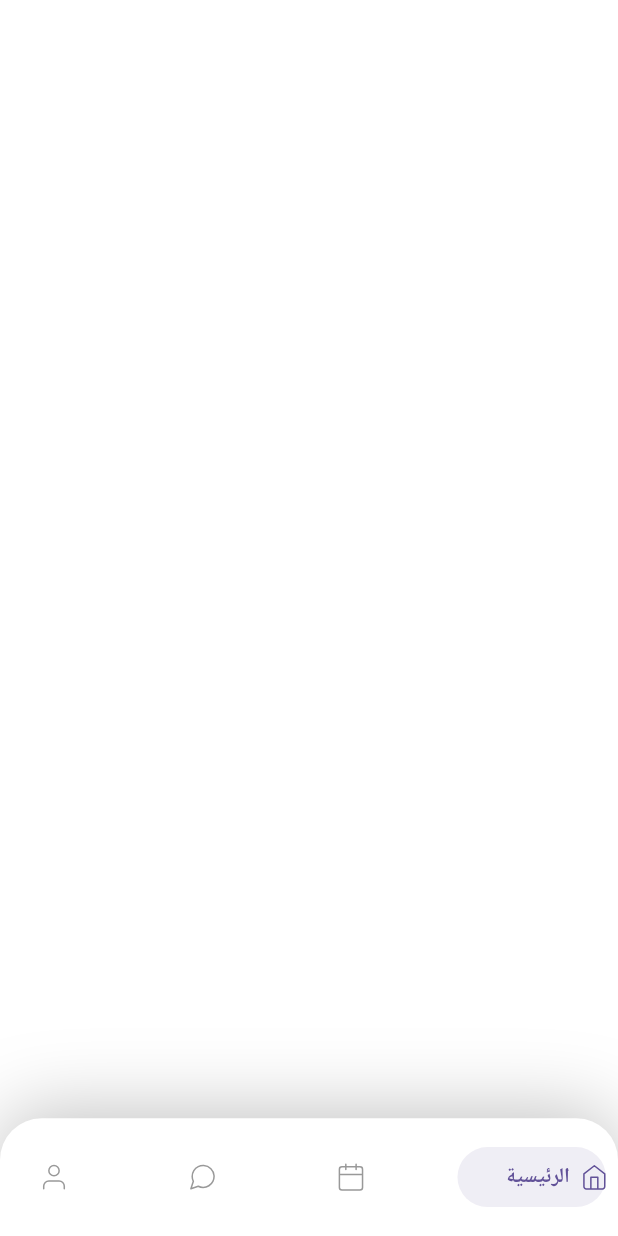
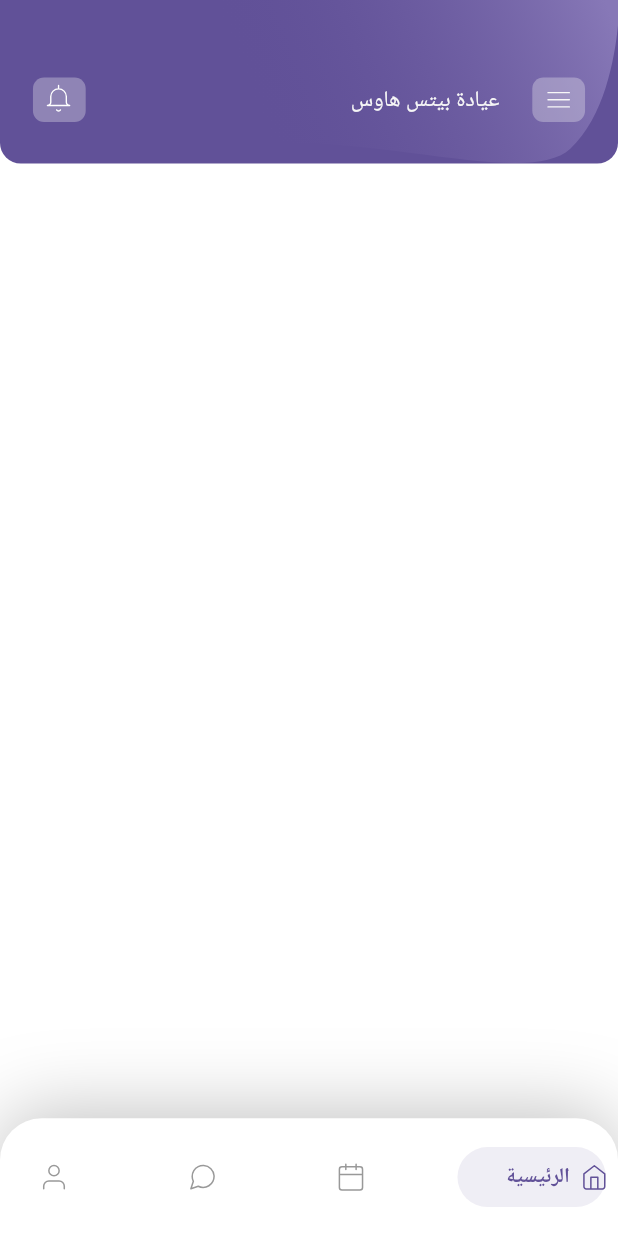
Before and after one commit to MostafaBastawy/Task_Badr, a Flutter app: the screen it shows after launch, on a phone screen of 412 x 824 dp. Run offline on Flutter 3.47's test engine with Material 2 defaults, Android fonts, the light colour scheme and no system bars; drawn by our look-alikes of salomon_bottom_bar; our stand-ins replace easy_localization, flutter_bloc, flutter_screenutil, flutter_svg; generated files the repository leaves out were written again; Roboto replaces fonts that are missing (Alexandria).

Commit message:
home screen app bar finished

```diff
--- a/lib/modules/home_layout/home_layout.dart
+++ b/lib/modules/home_layout/home_layout.dart
@@ -14,6 +14,7 @@ class HomeLayout extends StatelessWidget {
     return BlocBuilder<HomeLayoutCubit, HomeLayoutStates>(
       builder: (BuildContext context, state) => Scaffold(
         extendBodyBehindAppBar: true,
+        extendBody: true,
         appBar: null,
         body: Stack(
           children: [
--- a/lib/modules/home_screen/home_screen.dart
+++ b/lib/modules/home_screen/home_screen.dart
@@ -1,5 +1,5 @@
 import 'package:flutter/material.dart';
-import 'package:flutter_screenutil/flutter_screenutil.dart';
+import 'package:task_badr/modules/home_screen/widgets/home_app_bar.dart';
 
 class HomeScreen extends StatelessWidget {
   const HomeScreen({Key? key}) : super(key: key);
@@ -9,13 +9,7 @@ class HomeScreen extends StatelessWidget {
     return SingleChildScrollView(
       child: Column(
         children: [
-          Container(
-            width: 375.w,
-            height: 1000.h,
-            decoration: BoxDecoration(
-              color: Colors.white,
-            ),
-          )
+          const HomeAppBar(),
         ],
       ),
     );
--- /dev/null
+++ b/lib/modules/home_screen/widgets/home_app_bar.dart
@@ -0,0 +1,88 @@
+import 'package:flutter/material.dart';
+import 'package:flutter_screenutil/flutter_screenutil.dart';
+import 'package:flutter_svg/flutter_svg.dart';
+import 'package:task_badr/utilis/styles/colors_manager.dart';
+
+class HomeAppBar extends StatelessWidget {
+  const HomeAppBar({Key? key}) : super(key: key);
+
+  @override
+  Widget build(BuildContext context) {
+    return Stack(
+      children: [
+        Positioned.fill(
+          child: Container(
+            width: 375.w,
+            height: 109.h,
+            decoration: BoxDecoration(
+              color: ColorsManager.f615198,
+              borderRadius: BorderRadius.only(
+                bottomLeft: Radius.circular(15.r),
+                bottomRight: Radius.circular(15.r),
+              ),
+            ),
+          ),
+        ),
+        Align(
+          alignment: AlignmentDirectional.topStart,
+          child: SvgPicture.asset(
+            'assets/images/home_screen/app_bar_linear.svg',
+          ),
+        ),
+        Positioned(
+          bottom: 30.h,
+          right: 20.w,
+          left: 20.w,
+          child: Row(
+            mainAxisAlignment: MainAxisAlignment.start,
+            crossAxisAlignment: CrossAxisAlignment.center,
+            children: [
+              Container(
+                width: 32.w,
+                height: 32.h,
+                decoration: BoxDecoration(
+                  color: ColorsManager.fF6F6F6.withOpacity(0.31),
+                  borderRadius: BorderRadius.circular(8.r),
+                ),
+                child: Center(
+                  child: SvgPicture.asset(
+                    'assets/images/home_screen/menu.svg',
+                    width: 24.w,
+                    height: 24.h,
+                  ),
+                ),
+              ),
+              SizedBox(width: 20.w),
+              Expanded(
+                child: Text(
+                  'عيادة بيتس هاوس',
+                  style: TextStyle(
+                    color: ColorsManager.fF6F6F6,
+                    fontSize: 16.sp,
+                    fontWeight: FontWeight.w500,
+                  ),
+                ),
+              ),
+              SizedBox(width: 20.w),
+              Container(
+                width: 32.w,
+                height: 32.h,
+                decoration: BoxDecoration(
+                  color: ColorsManager.fF6F6F6.withOpacity(0.31),
+                  borderRadius: BorderRadius.circular(8.r),
+                ),
+                child: Center(
+                  child: SvgPicture.asset(
+                    'assets/images/home_screen/bell.svg',
+                    width: 24.w,
+                    height: 24.h,
+                  ),
+                ),
+              ),
+            ],
+          ),
+        ),
+      ],
+    );
+  }
+}
--- a/lib/utilis/styles/colors_manager.dart
+++ b/lib/utilis/styles/colors_manager.dart
@@ -5,4 +5,5 @@ class ColorsManager {
   static const Color f999999 = Color(0xFF999999);
   static const Color f615198 = Color(0xFF615198);
   static const Color f000000 = Color(0xFF000000);
+  static const Color fF6F6F6 = Color(0xFFF6F6F6);
 }
--- a/pubspec.yaml
+++ b/pubspec.yaml
@@ -68,6 +68,7 @@ flutter:
   assets:
     - assets/images/
     - assets/images/bottom_nav_bar/
+    - assets/images/home_screen/
   #   - images/a_dot_ham.jpeg
 
   # An image asset can refer to one or more resolution-specific "variants", see
```
Also changed, not shown: assets/images/home_screen/app_bar_linear.svg (added), assets/images/home_screen/bell.svg (added), assets/images/home_screen/menu.svg (added).
